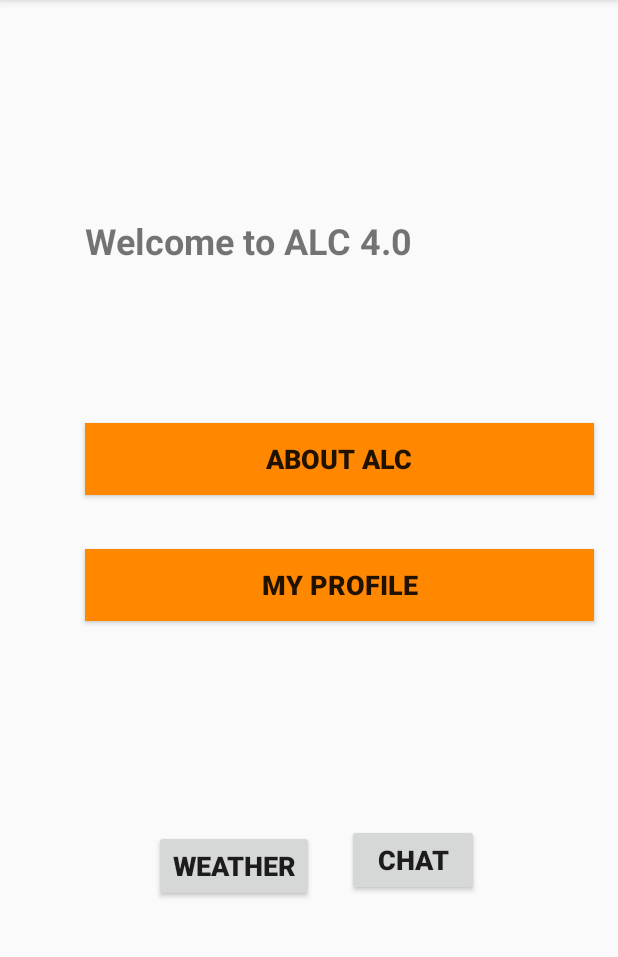
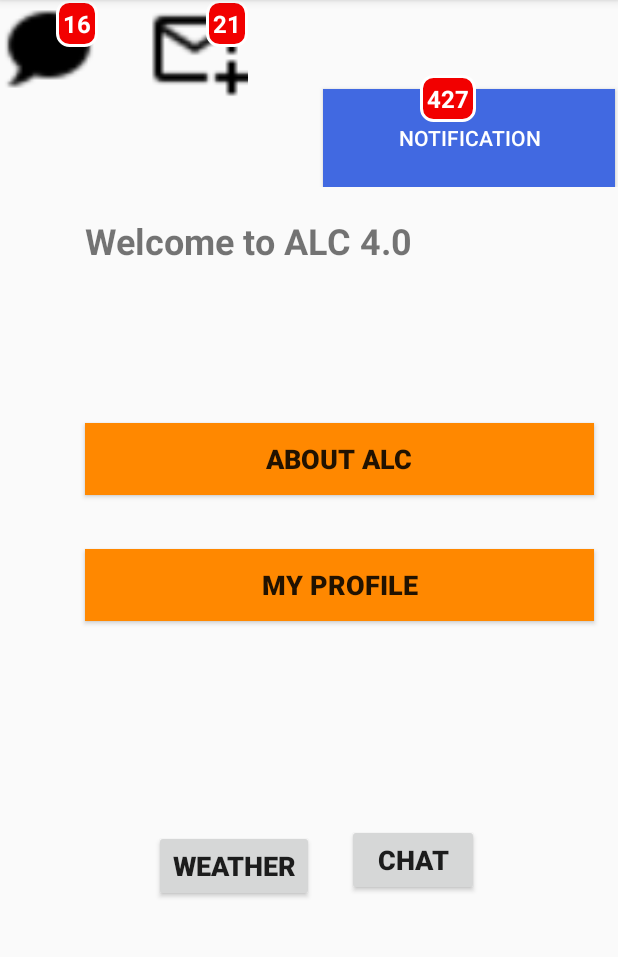
Before and after one commit to Rutayuga/Phase1ChallengeAndroid, an Android app: the screen it shows after launch (MainActivity), on a phone screen of 412 x 824 dp, the part 84-1041 px from its top. Run offline under Robolectric (Android 15) with nearby library versions, the phone set to English and light mode, and no system bars.

Commit message:
Update files

```diff
--- a/app/src/main/java/outreachtraders/com/phase1challenge_android/Forum.java
+++ b/app/src/main/java/outreachtraders/com/phase1challenge_android/Forum.java
@@ -71,6 +71,8 @@ public class Forum extends AppCompatActivity {
             @Override
             public void onClick(View view) {
                 postComment();
+                edt_content.setText("");
+                edt_title.setText("");
             }
         });
 
--- a/app/src/main/java/outreachtraders/com/phase1challenge_android/MainActivity.java
+++ b/app/src/main/java/outreachtraders/com/phase1challenge_android/MainActivity.java
@@ -10,7 +10,7 @@ import android.webkit.SslErrorHandler;
 import android.webkit.WebView;
 import android.webkit.WebViewClient;
 import android.widget.Button;
-
+import android.os.Bundle;
 public class MainActivity extends AppCompatActivity {
     @Override
     protected void onCreate(Bundle savedInstanceState) {
--- /dev/null
+++ b/app/src/main/res/drawable/item_count.xml
@@ -0,0 +1,14 @@
+<?xml version="1.0" encoding="utf-8"?>
+<shape xmlns:android="http://schemas.android.com/apk/res/android"
+    android:shape="rectangle">
+    <corners android:radius="8dp" />
+    <solid android:color="#f20000" />
+    <stroke
+        android:width="2dip"
+        android:color="#FFF" />
+    <padding
+        android:bottom="5dp"
+        android:left="5dp"
+        android:right="5dp"
+        android:top="5dp" />
+</shape>
--- a/app/src/main/res/layout/activity_main.xml
+++ b/app/src/main/res/layout/activity_main.xml
@@ -81,4 +81,112 @@
         app:layout_constraintHorizontal_bias="0.19"
         app:layout_constraintStart_toEndOf="@+id/weather_btn"
         app:layout_constraintTop_toBottomOf="@+id/my_profile" />
+    <FrameLayout
+        android:layout_width="wrap_content"
+        android:layout_height="wrap_content"
+        tools:ignore="MissingConstraints">
+        <RelativeLayout
+            android:id="@+id/badge_layout1"
+            android:layout_width="wrap_content"
+            android:layout_height="wrap_content">
+            <RelativeLayout
+                android:id="@+id/relative_layout"
+                android:layout_width="wrap_content"
+                android:layout_height="wrap_content">
+                <Button
+                    android:id="@+id/button1"
+                    android:layout_width="65dip"
+                    android:layout_height="65dip"
+                    android:background="@drawable/chat_icon" />
+            </RelativeLayout>
+            <TextView
+                android:id="@+id/badge_notification_1"
+                android:layout_width="wrap_content"
+                android:layout_height="wrap_content"
+                android:layout_alignRight="@id/relative_layout"
+                android:background="@drawable/item_count"
+                android:text="16"
+                android:textColor="#FFF"
+                android:textSize="16sp"
+                android:textStyle="bold" />
+        </RelativeLayout>
+        <RelativeLayout
+            android:id="@+id/badge2"
+            android:layout_width="wrap_content"
+            android:layout_height="wrap_content"
+            android:layout_marginLeft="50dp"
+            android:layout_toRightOf="@+id/badge_layout1">
+            <RelativeLayout
+                android:id="@+id/relative_layout1"
+                android:layout_width="wrap_content"
+                android:layout_height="wrap_content">
+
+                <Button
+                    android:id="@+id/myButton1"
+                    android:layout_width="65dip"
+                    android:layout_height="65dip"
+                    android:layout_alignStart="@+id/relative_layout3"
+                    android:layout_alignLeft="@+id/relative_layout3"
+                    android:layout_marginStart="50dp"
+                    android:layout_marginLeft="50dp"
+                    android:background="@drawable/email_icon"
+                    tools:ignore="NotSibling" />
+            </RelativeLayout>
+            <TextView
+                android:id="@+id/badge_notification_2"
+                android:layout_width="wrap_content"
+                android:layout_height="wrap_content"
+                android:layout_alignRight="@id/relative_layout1"
+                android:background="@drawable/item_count"
+                android:text="21"
+                android:textColor="#FFF"
+                android:textSize="16sp"
+                android:textStyle="bold" />
+        </RelativeLayout>
+        <RelativeLayout
+            android:id="@+id/badge4"
+            android:layout_width="wrap_content"
+            android:layout_height="wrap_content"
+            android:layout_below="@+id/badge_layout1"
+            android:layout_marginTop="50dp">
+
+            <RelativeLayout
+                android:id="@+id/relative_layout3"
+                android:layout_width="wrap_content"
+                android:layout_height="wrap_content">
+
+                <Button
+                    android:id="@+id/myButton4"
+                    android:layout_width="wrap_content"
+                    android:layout_height="65dip"
+                    android:layout_alignParentTop="true"
+                    android:layout_alignParentEnd="true"
+                    android:layout_alignParentRight="true"
+                    android:layout_marginTop="9dp"
+                    android:layout_marginEnd="2dp"
+                    android:layout_marginRight="2dp"
+                    android:background="#4169E1"
+                    android:elevation="4dp"
+                    android:paddingLeft="50dp"
+                    android:paddingRight="50dp"
+                    android:text="Notification"
+                    android:textColor="#fff" />
+            </RelativeLayout>
+
+            <TextView
+                android:id="@+id/badge_notification_4"
+                android:layout_width="wrap_content"
+                android:layout_height="wrap_content"
+                android:layout_alignParentStart="true"
+                android:layout_alignParentLeft="true"
+                android:layout_marginStart="280dp"
+                android:layout_marginLeft="280dp"
+                android:background="@drawable/item_count"
+                android:text="427"
+                android:textColor="#FFF"
+                android:textSize="16sp"
+                android:textStyle="bold" />
+        </RelativeLayout>
+
+    </FrameLayout>
 </android.support.constraint.ConstraintLayout>
--- a/app/src/main/res/layout/activity_my_profile.xml
+++ b/app/src/main/res/layout/activity_my_profile.xml
@@ -4,6 +4,9 @@
     xmlns:tools="http://schemas.android.com/tools"
     android:layout_width="match_parent"
     android:layout_height="match_parent"
+    android:gravity="center_horizontal"
+    android:orientation="vertical"
+    android:padding="1dp"
     tools:context=".my_profile">
 
     <TextView
--- /dev/null
+++ b/app/src/main/res/layout/content.xml
@@ -0,0 +1,11 @@
+<?xml version="1.0" encoding="utf-8"?>
+<LinearLayout
+    xmlns:android="http://schemas.android.com/apk/res/android" android:layout_width="match_parent"
+    android:layout_height="match_parent">
+
+    <android.support.v7.widget.RecyclerView
+        android:id="@+id/recycler_view1"
+        android:layout_width="match_parent"
+        android:layout_height="match_parent"></android.support.v7.widget.RecyclerView>
+
+</LinearLayout>
```
Also changed, not shown: app/src/main/res/drawable/chat_icon.png (added), app/src/main/res/drawable/email_icon.png (added).
